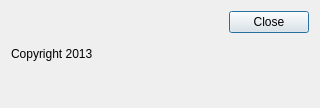
First picture: the form in FrontEnd/AboutDialog.ui, repository caleb-vincent/planetsim, before the edit.
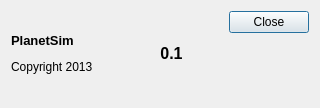
Second picture: the form after the edit.

Commit message: Added version number to about dialog

```diff
--- a/FrontEnd/AboutDialog.ui
+++ b/FrontEnd/AboutDialog.ui
@@ -26,13 +26,29 @@
       <enum>Qt::NoContextMenu</enum>
      </property>
      <property name="text">
-      <string>&lt;html&gt;&lt;head/&gt;&lt;body&gt;&lt;p&gt;Copyright 2013&lt;/p&gt;&lt;/body&gt;&lt;/html&gt;</string>
+      <string>&lt;html&gt;&lt;head/&gt;&lt;body&gt;&lt;p&gt;&lt;span style=&quot; font-size:10pt; font-weight:600;&quot;&gt;PlanetSim&lt;/span&gt;&lt;/p&gt;&lt;p&gt;Copyright 2013&lt;/p&gt;&lt;/body&gt;&lt;/html&gt;</string>
      </property>
      <property name="wordWrap">
       <bool>true</bool>
      </property>
     </widget>
    </item>
+   <item>
+    <widget class="QLabel" name="versionLabel">
+     <property name="contextMenuPolicy">
+      <enum>Qt::NoContextMenu</enum>
+     </property>
+     <property name="text">
+      <string>&lt;html&gt;&lt;head/&gt;&lt;body&gt;&lt;p&gt;&lt;span style=&quot; font-size:12pt; font-weight:600;&quot;&gt;0.1&lt;/span&gt;&lt;/p&gt;&lt;/body&gt;&lt;/html&gt;</string>
+     </property>
+     <property name="scaledContents">
+      <bool>true</bool>
+     </property>
+     <property name="alignment">
+      <set>Qt::AlignCenter</set>
+     </property>
+    </widget>
+   </item>
    <item>
     <widget class="QDialogButtonBox" name="buttonBox">
      <property name="orientation">
```
